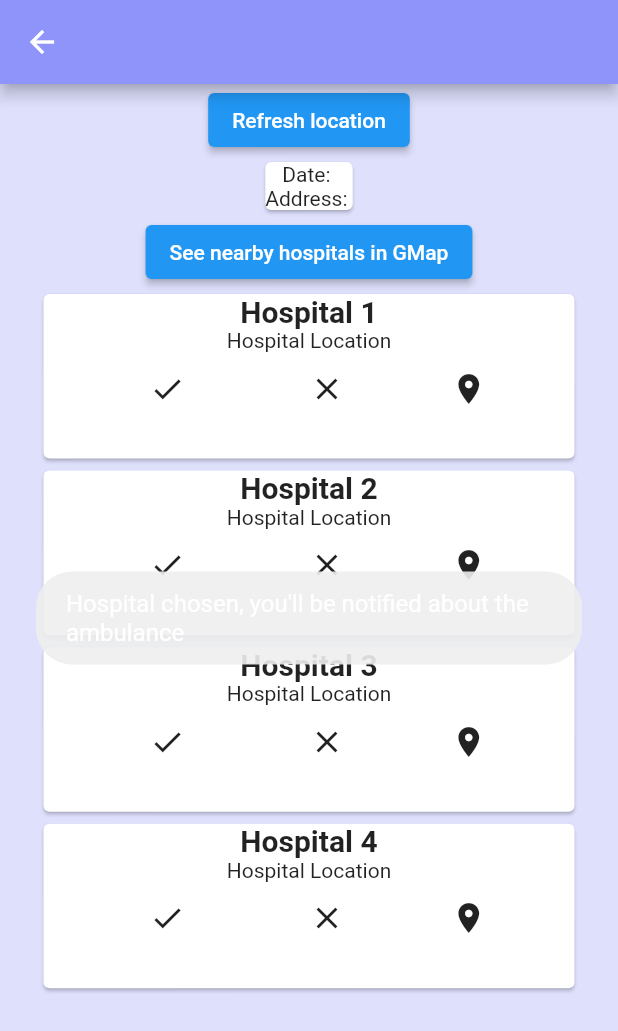
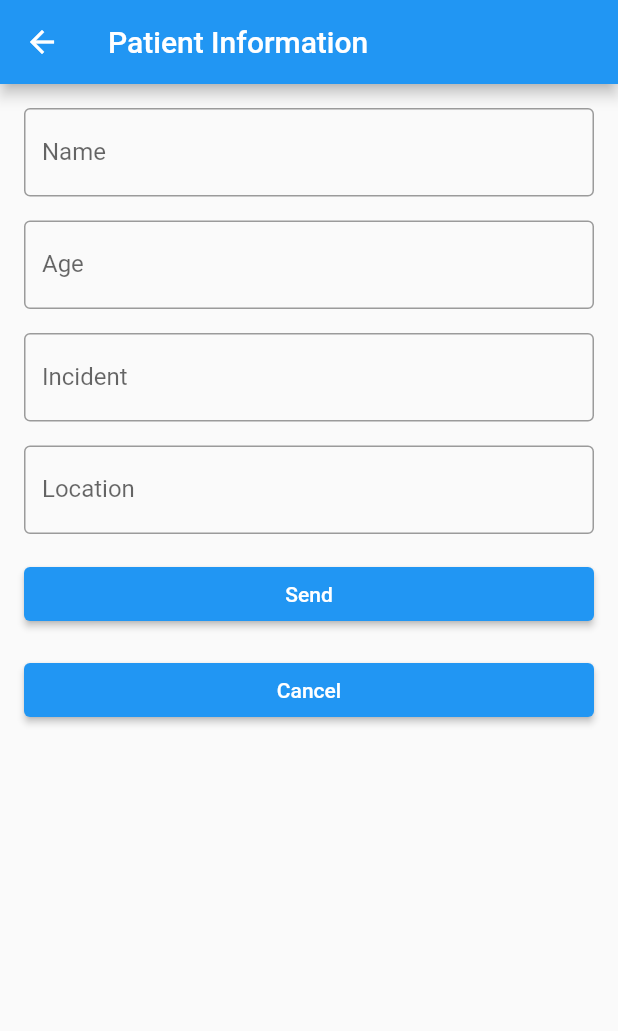
Before and after one commit to Sriver27/CareOnGo-Tracker, a Flutter app: the PatientPage screen opened directly, after a tap on the "check" icon, on a phone screen of 412 x 824 dp. Shown: the top 1031 px of the screen. Run offline on Flutter 3.47's test engine with Material 2 defaults, Android fonts, the phone set to English and light mode, and no system bars; our stand-ins replace cloud_firestore, firebase_core, flutter_svg, fluttertoast, font_awesome_flutter, google_maps_flutter and 1 more; missing offline and left inert: geocoder, sliding_switch; accounts and stored records are empty.

```diff
--- /dev/null
+++ b/lib/functions/function.dart
@@ -0,0 +1,10 @@
+import 'package:cloud_firestore/cloud_firestore.dart';
+import 'package:flutter/material.dart';
+
+Future createData(String collName, docName, name, inc, loc, int age) async {
+  await FirebaseFirestore.instance
+      .collection(collName)
+      .doc(docName)
+      .set({'name': name, 'incident': inc, 'location': loc, 'age': age});
+  print("Database Updated");
+}
--- a/lib/main.dart
+++ b/lib/main.dart
@@ -5,8 +5,11 @@ import 'package:flutter/material.dart';
 
 import 'screens/Welcome/welcome_screen.dart';
 
-void main() async {
+Future<void> main() async {
+  // WidgetsFlutterBinding.ensureInitialized();
+
   WidgetsFlutterBinding.ensureInitialized();
+   await Firebase.initializeApp();
 
   runApp(MyApp());
 }
--- /dev/null
+++ b/lib/screens/patient_info.dart
@@ -0,0 +1,123 @@
+import 'package:ambulance_tracker/functions/function.dart';
+import 'package:ambulance_tracker/screens/patient_page.dart';
+import 'package:flutter/material.dart';
+import 'package:flutter/src/foundation/key.dart';
+import 'package:flutter/src/widgets/framework.dart';
+import 'package:flutter/src/widgets/placeholder.dart';
+import 'package:fluttertoast/fluttertoast.dart';
+
+class PatientInfoPage extends StatefulWidget {
+  // const PatientInfoPage({super.key});
+  String hospitalName;
+  PatientInfoPage({required this.hospitalName});
+
+  @override
+  _PatientInfoPageState createState() => _PatientInfoPageState();
+}
+
+class _PatientInfoPageState extends State<PatientInfoPage> {
+  final TextEditingController _nameController = TextEditingController();
+  final TextEditingController _ageController = TextEditingController();
+  final TextEditingController _incidentController = TextEditingController();
+  final TextEditingController _locationController = TextEditingController();
+
+  @override
+  void dispose() {
+    _nameController.dispose();
+    _ageController.dispose();
+    _incidentController.dispose();
+    _locationController.dispose();
+    super.dispose();
+  }
+
+  @override
+  Widget build(BuildContext context) {
+    return Scaffold(
+      appBar: AppBar(
+        title: Text('Patient Information'),
+      ),
+      body: Padding(
+        padding: EdgeInsets.all(16.0),
+        child: Column(
+          crossAxisAlignment: CrossAxisAlignment.stretch,
+          children: [
+            TextField(
+              controller: _nameController,
+              decoration: InputDecoration(
+                labelText: 'Name',
+                border: OutlineInputBorder(),
+              ),
+            ),
+            SizedBox(height: 16.0),
+            TextField(
+              controller: _ageController,
+              keyboardType: TextInputType.number,
+              decoration: InputDecoration(
+                labelText: 'Age',
+                border: OutlineInputBorder(),
+              ),
+            ),
+            SizedBox(height: 16.0),
+            TextField(
+              controller: _incidentController,
+              decoration: InputDecoration(
+                labelText: 'Incident',
+                border: OutlineInputBorder(),
+              ),
+            ),
+            SizedBox(height: 16.0),
+            TextField(
+              controller: _locationController,
+              decoration: InputDecoration(
+                labelText: 'Location',
+                border: OutlineInputBorder(),
+              ),
+            ),
+            SizedBox(height: 16.0),
+            ElevatedButton(
+              onPressed: () {
+                // Send action
+                final name = _nameController.text;
+                final age = int.tryParse(_ageController.text);
+                final incident = _incidentController.text;
+                final location = _locationController.text;
+
+                print(name);
+                print(age);
+                print(incident);
+                print(location);
+                if (name.isNotEmpty &&
+                    age != null &&
+                    age > 0 &&
+                    location.isNotEmpty &&
+                    incident.isNotEmpty) {
+                  createData(
+                      'Hospital', hospitalName, name, incident, location, age);
+
+                  // Do something with the data
+                  Fluttertoast.showToast(
+                      msg:
+                          "Patient Name = $name, Patient Age = $age, Incident Detail = $incident, Location = $location , hos=$hospitalName",
+                      toastLength: Toast.LENGTH_SHORT,
+                      gravity: ToastGravity.CENTER,
+                      textColor: Colors.white,
+                      fontSize: 16.0);
+                  Navigator.pop(context, {'name': name, 'age': age});
+                }
+              },
+              child: Text('Send'),
+            ),
+            SizedBox(height: 16.0),
+            ElevatedButton(
+              onPressed: () {
+                // Cancel action
+                Navigator.pop(context, null);
+              },
+              child: Text('Cancel'),
+            ),
+          ],
+        ),
+      ),
+    );
+  }
+}
--- a/lib/screens/patient_page.dart
+++ b/lib/screens/patient_page.dart
@@ -1,3 +1,4 @@
+import 'package:ambulance_tracker/screens/patient_info.dart';
 import 'package:ambulance_tracker/services/MapUtils.dart';
 import 'package:ambulance_tracker/services/current_location.dart';
 import 'package:flutter/material.dart';
@@ -14,6 +15,7 @@ String currLoc = "";
 var details = [];
 String date_time = "", address = "";
 var loc = [];
+String hospitalName = "";
 
 class _PatientPageState extends State<PatientPage> {
   @override
@@ -111,13 +113,17 @@ class _PatientPageState extends State<PatientPage> {
                     IconButton(
                         icon: Icon(Icons.check),
                         onPressed: () {
-                          Fluttertoast.showToast(
-                              msg:
-                                  "Hospital chosen, you'll be notified about the ambulance",
-                              toastLength: Toast.LENGTH_SHORT,
-                              gravity: ToastGravity.CENTER,
-                              textColor: Colors.white,
-                              fontSize: 16.0);
+                          hospitalName = "Hospital " + i.toString();
+                          Navigator.of(context).push(MaterialPageRoute(
+                              builder: (BuildContext context) =>
+                                  PatientInfoPage(hospitalName:"Hospital " + i.toString() )));
+                          // Fluttertoast.showToast(
+                          //     msg:
+                          //         "Hospital chosen, you'll be notified about the ambulance",
+                          //     toastLength: Toast.LENGTH_SHORT,
+                          //     gravity: ToastGravity.CENTER,
+                          //     textColor: Colors.white,
+                          //     fontSize: 16.0);
                         }),
                     IconButton(
                         icon: Icon(Icons.close),
--- a/pubspec.yaml
+++ b/pubspec.yaml
@@ -43,7 +43,6 @@ dependencies:
   url_launcher: null
 
 dev_dependencies:
-
   flutter_lints: ^2.0.1
   flutter_svg: ^2.0.2
   flutter_test:
```
Also changed, not shown: 1 other file.
